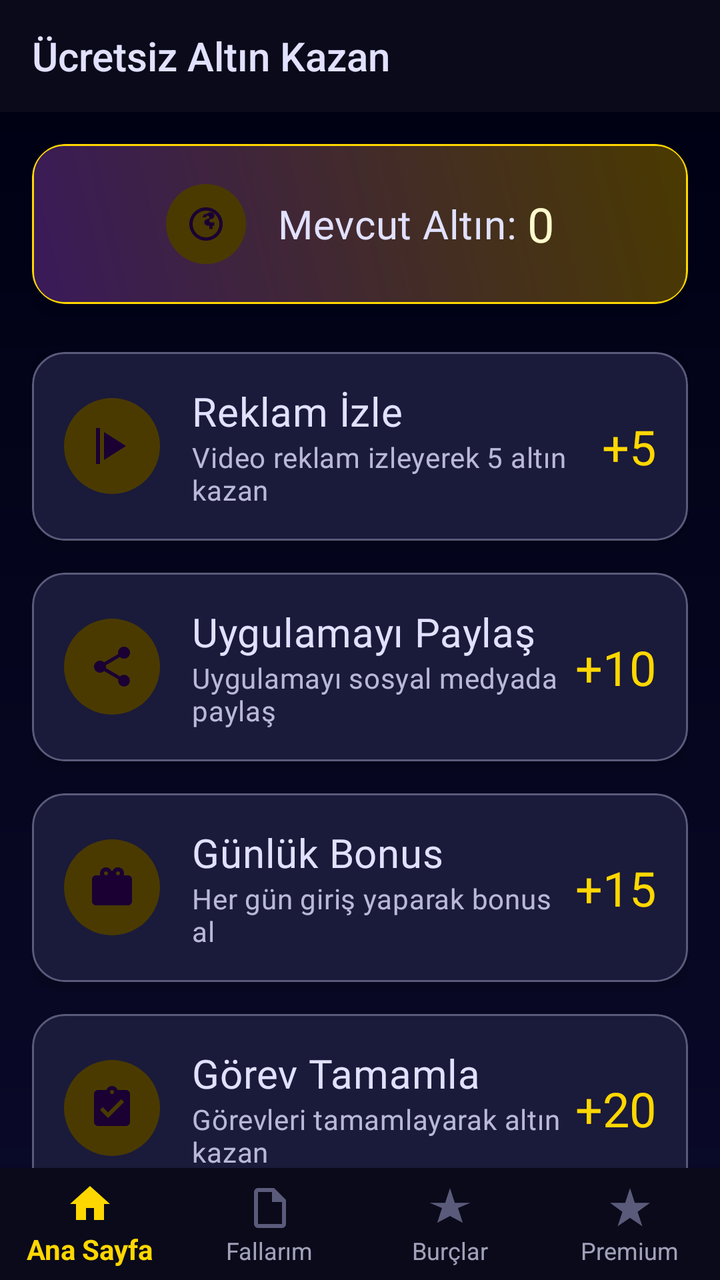
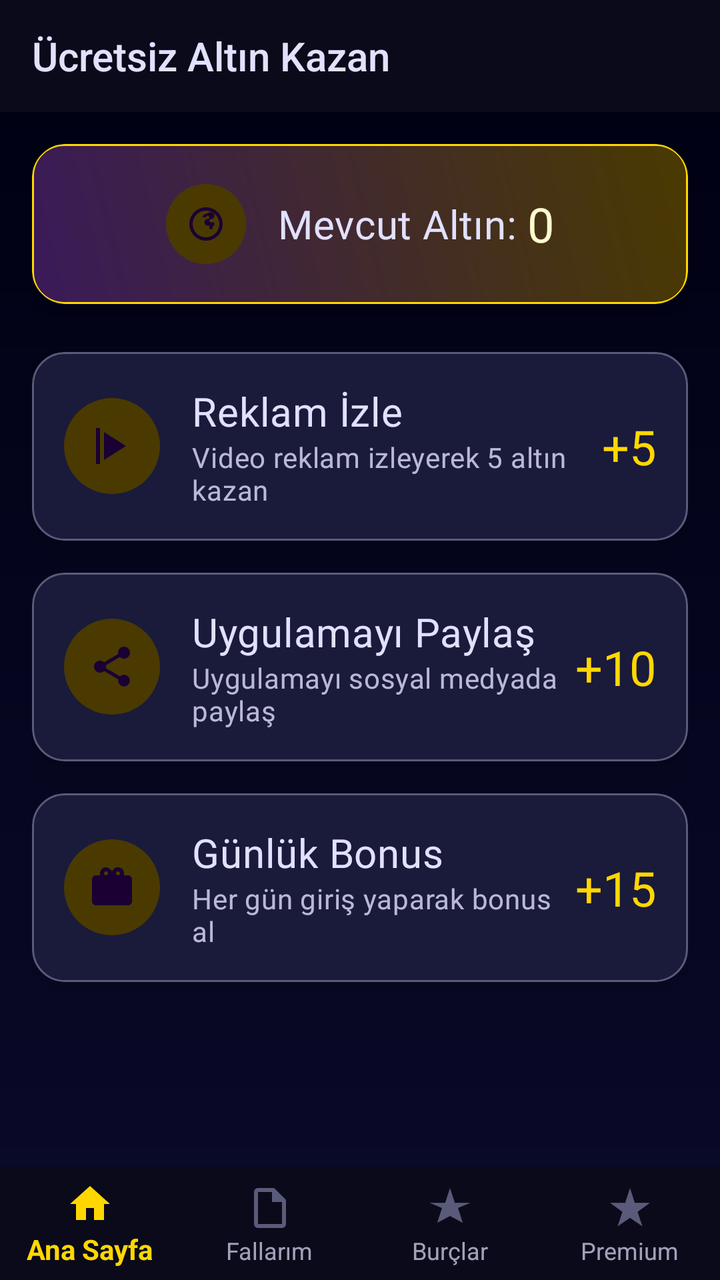

Compare the two renders of this Android layout. The source of the first and the diff that turns it into the second are given below.
<!-- AndroidManifest.xml: application theme Theme.AppCompat -->
<!-- res/layout/activity_free_coin.xml -->
<?xml version="1.0" encoding="utf-8"?>
<LinearLayout xmlns:android="http://schemas.android.com/apk/res/android"
    xmlns:app="http://schemas.android.com/apk/res-auto"
    android:layout_width="match_parent"
    android:layout_height="match_parent"
    android:orientation="vertical"
    android:background="@drawable/bg_cosmic_main">

    <com.google.android.material.appbar.MaterialToolbar
        android:id="@+id/toolbar"
        android:layout_width="match_parent"
        android:layout_height="?attr/actionBarSize"
        android:background="@color/m3_cosmic_surface"
        android:theme="@style/AppTheme.AppBarOverlay"
        app:title="Ücretsiz Altın Kazan"
        app:titleTextColor="@color/m3_cosmic_on_surface" />

    <androidx.core.widget.NestedScrollView
        android:layout_width="match_parent"
        android:layout_height="0dp"
        android:layout_weight="1">

        <LinearLayout
            android:layout_width="match_parent"
            android:layout_height="wrap_content"
            android:orientation="vertical"
            android:padding="16dp">

            
            <androidx.cardview.widget.CardView
                android:layout_width="match_parent"
                android:layout_height="wrap_content"
                app:cardCornerRadius="16dp"
                app:cardElevation="6dp"
                app:cardBackgroundColor="@android:color/transparent"
                android:layout_marginBottom="24dp">

                <LinearLayout
                    android:layout_width="match_parent"
                    android:layout_height="wrap_content"
                    android:background="@drawable/bg_card_cosmic_highlight"
                    android:orientation="horizontal"
                    android:padding="20dp"
                    android:gravity="center">

                    <ImageView
                        android:layout_width="40dp"
                        android:layout_height="40dp"
                        android:background="@drawable/bg_coin_icon"
                        android:padding="10dp"
                        android:src="@drawable/ic_coin"
                        android:tint="@color/m3_cosmic_on_tertiary"
                        android:layout_marginEnd="16dp" />

                    <TextView
                        android:layout_width="wrap_content"
                        android:layout_height="wrap_content"
                        android:text="Mevcut Altın: "
                        android:textAppearance="@style/TextAppearance.MaterialComponents.Headline6"
                        android:textColor="@color/m3_cosmic_on_surface"
                        android:fontFamily="@font/medium" />

                    <TextView
                        android:id="@+id/tv_coins"
                        android:layout_width="wrap_content"
                        android:layout_height="wrap_content"
                        android:text="0"
                        android:textAppearance="@style/TextAppearance.MaterialComponents.Headline5"
                        android:textColor="@color/m3_cosmic_star"
                        android:fontFamily="@font/bold" />

                </LinearLayout>

            </androidx.cardview.widget.CardView>

            
            <androidx.cardview.widget.CardView
                android:id="@+id/card_watch_ad"
                android:layout_width="match_parent"
                android:layout_height="wrap_content"
                app:cardCornerRadius="16dp"
                app:cardElevation="4dp"
                app:cardBackgroundColor="@android:color/transparent"
                android:layout_marginBottom="16dp"
                android:clickable="true"
                android:focusable="true">

                <LinearLayout
                    android:layout_width="match_parent"
                    android:layout_height="wrap_content"
                    android:background="@drawable/bg_card_cosmic"
                    android:foreground="?attr/selectableItemBackground"
                    android:orientation="horizontal"
                    android:padding="16dp"
                    android:gravity="center_vertical">

                    <ImageView
                        android:layout_width="48dp"
                        android:layout_height="48dp"
                        android:background="@drawable/bg_coin_icon"
                        android:padding="12dp"
                        android:src="@drawable/ic_video_ad"
                        android:tint="@color/m3_cosmic_on_tertiary"
                        android:layout_marginEnd="16dp" />

                    <LinearLayout
                        android:layout_width="0dp"
                        android:layout_height="wrap_content"
                        android:layout_weight="1"
                        android:orientation="vertical">

                        <TextView
                            android:layout_width="wrap_content"
                            android:layout_height="wrap_content"
                            android:text="Reklam İzle"
                            android:textAppearance="@style/TextAppearance.MaterialComponents.Headline6"
                            android:textColor="@color/m3_cosmic_on_surface"
                            android:fontFamily="@font/bold" />

                        <TextView
                            android:layout_width="wrap_content"
                            android:layout_height="wrap_content"
                            android:text="Video reklam izleyerek 5 altın kazan"
                            android:textAppearance="@style/TextAppearance.MaterialComponents.Body2"
                            android:textColor="@color/m3_cosmic_on_surface"
                            android:alpha="0.8"
                            android:fontFamily="@font/regular" />

                    </LinearLayout>

                    <TextView
                        android:layout_width="wrap_content"
                        android:layout_height="wrap_content"
                        android:text="+5"
                        android:textAppearance="@style/TextAppearance.MaterialComponents.Headline5"
                        android:textColor="@color/m3_cosmic_tertiary"
                        android:fontFamily="@font/bold" />

                </LinearLayout>

            </androidx.cardview.widget.CardView>

            <Button
                android:id="@+id/btn_watch_ad"
                android:layout_width="match_parent"
                android:layout_height="wrap_content"
                android:text="Reklam İzle"
                android:background="@drawable/btn_cosmic_outline"
                android:textColor="@color/m3_cosmic_tertiary"
                android:fontFamily="@font/medium"
                android:textAllCaps="false"
                android:layout_marginBottom="24dp"
                android:visibility="gone" />

            
            <androidx.cardview.widget.CardView
                android:id="@+id/card_share_app"
                android:layout_width="match_parent"
                android:layout_height="wrap_content"
                app:cardCornerRadius="16dp"
                app:cardElevation="4dp"
                app:cardBackgroundColor="@android:color/transparent"
                android:layout_marginBottom="16dp"
                android:clickable="true"
                android:focusable="true">

                <LinearLayout
                    android:layout_width="match_parent"
                    android:layout_height="wrap_content"
                    android:background="@drawable/bg_card_cosmic"
                    android:foreground="?attr/selectableItemBackground"
                    android:orientation="horizontal"
                    android:padding="16dp"
                    android:gravity="center_vertical">

                    <ImageView
                        android:layout_width="48dp"
                        android:layout_height="48dp"
                        android:background="@drawable/bg_coin_icon"
                        android:padding="12dp"
                        android:src="@drawable/ic_share"
                        android:tint="@color/m3_cosmic_on_tertiary"
                        android:layout_marginEnd="16dp" />

                    <LinearLayout
                        android:layout_width="0dp"
                        android:layout_height="wrap_content"
                        android:layout_weight="1"
                        android:orientation="vertical">

                        <TextView
                            android:layout_width="wrap_content"
                            android:layout_height="wrap_content"
                            android:text="Uygulamayı Paylaş"
                            android:textAppearance="@style/TextAppearance.MaterialComponents.Headline6"
                            android:textColor="@color/m3_cosmic_on_surface"
                            android:fontFamily="@font/bold" />

                        <TextView
                            android:layout_width="wrap_content"
                            android:layout_height="wrap_content"
                            android:text="Uygulamayı sosyal medyada paylaş"
                            android:textAppearance="@style/TextAppearance.MaterialComponents.Body2"
                            android:textColor="@color/m3_cosmic_on_surface"
                            android:alpha="0.8"
                            android:fontFamily="@font/regular" />

                    </LinearLayout>

                    <TextView
                        android:layout_width="wrap_content"
                        android:layout_height="wrap_content"
                        android:text="+10"
                        android:textAppearance="@style/TextAppearance.MaterialComponents.Headline5"
                        android:textColor="@color/m3_cosmic_tertiary"
                        android:fontFamily="@font/bold" />

                </LinearLayout>

            </androidx.cardview.widget.CardView>

            <Button
                android:id="@+id/btn_share_app"
                android:layout_width="match_parent"
                android:layout_height="wrap_content"
                android:text="Uygulamayı Paylaş"
                android:background="@drawable/btn_cosmic_outline"
                android:textColor="@color/m3_cosmic_tertiary"
                android:fontFamily="@font/medium"
                android:textAllCaps="false"
                android:layout_marginBottom="24dp"
                android:visibility="gone" />

            
            <androidx.cardview.widget.CardView
                android:id="@+id/card_daily_bonus"
                android:layout_width="match_parent"
                android:layout_height="wrap_content"
                app:cardCornerRadius="16dp"
                app:cardElevation="4dp"
                app:cardBackgroundColor="@android:color/transparent"
                android:layout_marginBottom="16dp"
                android:clickable="true"
                android:focusable="true">

                <LinearLayout
                    android:layout_width="match_parent"
                    android:layout_height="wrap_content"
                    android:background="@drawable/bg_card_cosmic"
                    android:foreground="?attr/selectableItemBackground"
                    android:orientation="horizontal"
                    android:padding="16dp"
                    android:gravity="center_vertical">

                    <ImageView
                        android:layout_width="48dp"
                        android:layout_height="48dp"
                        android:background="@drawable/bg_coin_icon"
                        android:padding="12dp"
                        android:src="@drawable/ic_gift"
                        android:tint="@color/m3_cosmic_on_tertiary"
                        android:layout_marginEnd="16dp" />

                    <LinearLayout
                        android:layout_width="0dp"
                        android:layout_height="wrap_content"
                        android:layout_weight="1"
                        android:orientation="vertical">

                        <TextView
                            android:layout_width="wrap_content"
                            android:layout_height="wrap_content"
                            android:text="Günlük Bonus"
                            android:textAppearance="@style/TextAppearance.MaterialComponents.Headline6"
                            android:textColor="@color/m3_cosmic_on_surface"
                            android:fontFamily="@font/bold" />

                        <TextView
                            android:layout_width="wrap_content"
                            android:layout_height="wrap_content"
                            android:text="Her gün giriş yaparak bonus al"
                            android:textAppearance="@style/TextAppearance.MaterialComponents.Body2"
                            android:textColor="@color/m3_cosmic_on_surface"
                            android:alpha="0.8"
                            android:fontFamily="@font/regular" />

                    </LinearLayout>

                    <TextView
                        android:layout_width="wrap_content"
                        android:layout_height="wrap_content"
                        android:text="+15"
                        android:textAppearance="@style/TextAppearance.MaterialComponents.Headline5"
                        android:textColor="@color/m3_cosmic_tertiary"
                        android:fontFamily="@font/bold" />

                </LinearLayout>

            </androidx.cardview.widget.CardView>

            <Button
                android:id="@+id/btn_daily_bonus"
                android:layout_width="match_parent"
                android:layout_height="wrap_content"
                android:text="Günlük Bonus Al"
                android:background="@drawable/btn_cosmic_outline"
                android:textColor="@color/m3_cosmic_tertiary"
                android:fontFamily="@font/medium"
                android:textAllCaps="false"
                android:layout_marginBottom="24dp"
                android:visibility="gone" />

            
            <androidx.cardview.widget.CardView
                android:id="@+id/card_complete_task"
                android:layout_width="match_parent"
                android:layout_height="wrap_content"
                app:cardCornerRadius="16dp"
                app:cardElevation="4dp"
                app:cardBackgroundColor="@android:color/transparent"
                android:layout_marginBottom="16dp"
                android:clickable="true"
                android:focusable="true">

                <LinearLayout
                    android:layout_width="match_parent"
                    android:layout_height="wrap_content"
                    android:background="@drawable/bg_card_cosmic"
                    android:foreground="?attr/selectableItemBackground"
                    android:orientation="horizontal"
                    android:padding="16dp"
                    android:gravity="center_vertical">

                    <ImageView
                        android:layout_width="48dp"
                        android:layout_height="48dp"
                        android:background="@drawable/bg_coin_icon"
                        android:padding="12dp"
                        android:src="@drawable/ic_task"
                        android:tint="@color/m3_cosmic_on_tertiary"
                        android:layout_marginEnd="16dp" />

                    <LinearLayout
                        android:layout_width="0dp"
                        android:layout_height="wrap_content"
                        android:layout_weight="1"
                        android:orientation="vertical">

                        <TextView
                            android:layout_width="wrap_content"
                            android:layout_height="wrap_content"
                            android:text="Görev Tamamla"
                            android:textAppearance="@style/TextAppearance.MaterialComponents.Headline6"
                            android:textColor="@color/m3_cosmic_on_surface"
                            android:fontFamily="@font/bold" />

                        <TextView
                            android:layout_width="wrap_content"
                            android:layout_height="wrap_content"
                            android:text="Görevleri tamamlayarak altın kazan"
                            android:textAppearance="@style/TextAppearance.MaterialComponents.Body2"
                            android:textColor="@color/m3_cosmic_on_surface"
                            android:alpha="0.8"
                            android:fontFamily="@font/regular" />

                    </LinearLayout>

                    <TextView
                        android:layout_width="wrap_content"
                        android:layout_height="wrap_content"
                        android:text="+20"
                        android:textAppearance="@style/TextAppearance.MaterialComponents.Headline5"
                        android:textColor="@color/m3_cosmic_tertiary"
                        android:fontFamily="@font/bold" />

                </LinearLayout>

            </androidx.cardview.widget.CardView>

            <Button
                android:id="@+id/btn_complete_task"
                android:layout_width="match_parent"
                android:layout_height="wrap_content"
                android:text="Görev Tamamla"
                android:background="@drawable/btn_cosmic_outline"
                android:textColor="@color/m3_cosmic_tertiary"
                android:fontFamily="@font/medium"
                android:textAllCaps="false"
                android:layout_marginBottom="16dp"
                android:visibility="gone" />

        </LinearLayout>

    </androidx.core.widget.NestedScrollView>

    <include layout="@layout/bottom_navigation" />

</LinearLayout>
<!-- res/layout/bottom_navigation.xml (included above) -->
<?xml version="1.0" encoding="utf-8"?>
<com.google.android.material.bottomnavigation.BottomNavigationView
    xmlns:android="http://schemas.android.com/apk/res/android"
    xmlns:app="http://schemas.android.com/apk/res-auto"
    android:id="@+id/bottom_navigation"
    android:layout_width="match_parent"
    android:layout_height="wrap_content"
    android:background="@color/m3_cosmic_surface"
    app:itemIconTint="@color/bottom_nav_icon_tint"
    app:itemTextColor="@color/bottom_nav_text_color"
    app:itemActiveIndicatorStyle="@style/M3CosmicActiveIndicator"
    app:menu="@menu/bottom_navigation_menu"
    app:labelVisibilityMode="labeled" />
<!-- resources referenced by this layout -->
<resources>
  <color name="m3_cosmic_on_surface">#e1e1ff</color>
  <color name="m3_cosmic_on_tertiary">#1a0033</color>
  <color name="m3_cosmic_star">#fffacd</color>
  <color name="m3_cosmic_surface">#0a0a1a</color>
  <color name="m3_cosmic_tertiary">#ffd700</color>
  <!-- drawable bg_card_cosmic (drawable) -->
  <?xml version="1.0" encoding="utf-8"?>
  <ripple xmlns:android="http://schemas.android.com/apk/res/android"
      android:color="@color/m3_cosmic_glow">
      <item>
          <shape android:shape="rectangle">
              <corners android:radius="16dp" />
              <solid android:color="@color/m3_cosmic_surface_variant" />
              <stroke
                  android:width="1dp"
                  android:color="@color/m3_cosmic_outline" />
          </shape>
      </item>
  </ripple>
  <!-- drawable bg_coin_icon (drawable) -->
  <?xml version="1.0" encoding="utf-8"?>
  <shape xmlns:android="http://schemas.android.com/apk/res/android"
      android:shape="oval">
      <solid android:color="@color/m3_cosmic_tertiary_container" />
      <size
          android:width="48dp"
          android:height="48dp" />
  </shape>
  <!-- drawable bg_cosmic_main (drawable) -->
  <?xml version="1.0" encoding="utf-8"?>
  <shape xmlns:android="http://schemas.android.com/apk/res/android">
      <gradient
          android:type="linear"
          android:angle="270"
          android:startColor="@color/m3_cosmic_background"
          android:endColor="@color/m3_cosmic_background_elevated" />
  </shape>
  <!-- drawable btn_cosmic_outline (drawable) -->
  <?xml version="1.0" encoding="utf-8"?>
  <shape xmlns:android="http://schemas.android.com/apk/res/android">
      <solid android:color="@android:color/transparent" />
      <corners android:radius="24dp" />
      <stroke
          android:width="2dp"
          android:color="@color/m3_cosmic_tertiary" />
  </shape>
  <!-- drawable ic_video_ad (drawable) -->
  <?xml version="1.0" encoding="utf-8"?>
  <vector xmlns:android="http://schemas.android.com/apk/res/android"
      android:width="24dp"
      android:height="24dp"
      android:viewportWidth="24"
      android:viewportHeight="24">
      <path
          android:fillColor="@color/primary_color"
          android:pathData="M8,5v14l11,-7z" />
      <path
          android:fillColor="@color/primary_color"
          android:pathData="M4,3h2v18H4V3z" />
  </vector>
  <style name="AppTheme.AppBarOverlay" parent="ThemeOverlay.MaterialComponents.Dark.ActionBar">
          <item name="colorPrimary">@color/m3_cosmic_primary</item>
          <item name="colorPrimaryVariant">@color/m3_cosmic_primary_variant</item>
      </style>
  <style name="M3CosmicActiveIndicator" parent="Widget.Material3.BottomNavigationView.ActiveIndicator">
          <item name="android:color">@color/m3_cosmic_tertiary_container</item>
          <item name="android:shape">@drawable/bg_nav_indicator</item>
      </style>
  <color name="m3_cosmic_glow">#9966ff</color>
  <color name="m3_cosmic_surface_variant">#1a1a3a</color>
  <color name="m3_cosmic_outline">#5a5a7a</color>
  <color name="m3_cosmic_primary_container">#3a1a5a</color>
  <color name="m3_cosmic_tertiary_container">#4a3a00</color>
  <color name="m3_cosmic_background">#000012</color>
  <color name="m3_cosmic_background_elevated">#0a0a2a</color>
  <color name="primary_color">#060e19</color>
  <color name="m3_cosmic_primary">#1a0033</color>
  <color name="m3_cosmic_primary_variant">#2d0052</color>
  <!-- drawable bg_nav_indicator (drawable) -->
  <?xml version="1.0" encoding="utf-8"?>
  <shape xmlns:android="http://schemas.android.com/apk/res/android"
      android:shape="rectangle">
      <corners android:radius="16dp" />
      <solid android:color="@color/m3_cosmic_tertiary_container" />
  </shape>
  <!-- unchanged entries left out for length: 5 -->
</resources>

<!-- the commit's change to res/layout/activity_free_coin.xml (unified diff, before → after) -->
@@ -316,6 +316,7 @@
                 android:layout_width="match_parent"
                 android:layout_height="wrap_content"
                 app:cardCornerRadius="16dp"
+                android:visibility="gone"
                 app:cardElevation="4dp"
                 app:cardBackgroundColor="@android:color/transparent"
                 android:layout_marginBottom="16dp"
@@ -337,6 +338,7 @@
                         android:background="@drawable/bg_coin_icon"
                         android:padding="12dp"
                         android:src="@drawable/ic_task"
+
                         android:tint="@color/m3_cosmic_on_tertiary"
                         android:layout_marginEnd="16dp" />
 
@@ -352,6 +354,7 @@
                             android:text="Görev Tamamla"
                             android:textAppearance="@style/TextAppearance.MaterialComponents.Headline6"
                             android:textColor="@color/m3_cosmic_on_surface"
+                            android:visibility="gone"
                             android:fontFamily="@font/bold" />
 
                         <TextView
@@ -361,6 +364,7 @@
                             android:textAppearance="@style/TextAppearance.MaterialComponents.Body2"
                             android:textColor="@color/m3_cosmic_on_surface"
                             android:alpha="0.8"
+                            android:visibility="gone"
                             android:fontFamily="@font/regular" />
 
                     </LinearLayout>
